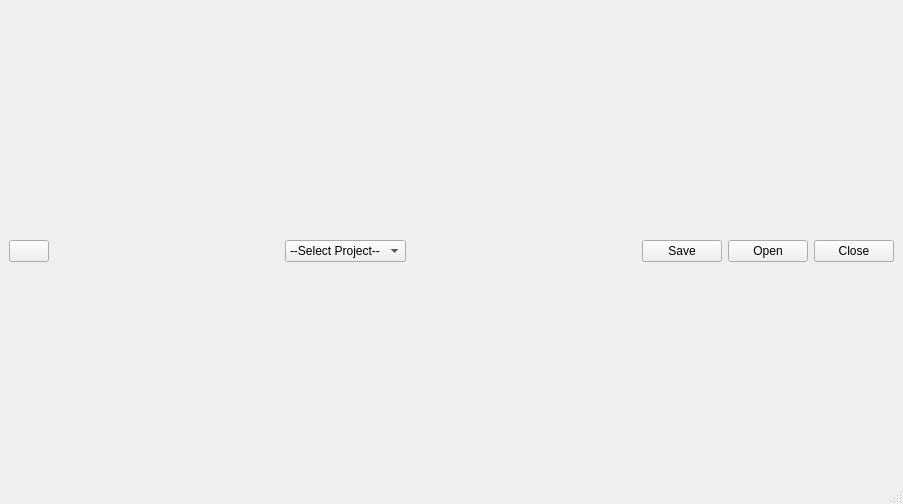
Above: ui/explorer.ui from iceanimations/customui before the change. Below: the same form after it.
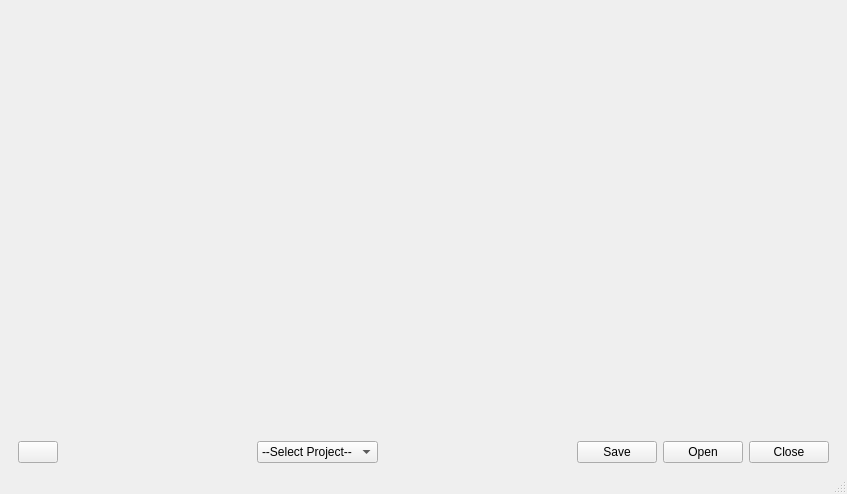
That is the form after the change.

Commit message: fixed height/width restrictions removed from all widgets and splitter added to explorer.ui

The edit to the form file:
```diff
--- a/ui/explorer.ui
+++ b/ui/explorer.ui
@@ -6,8 +6,8 @@
    <rect>
     <x>0</x>
     <y>0</y>
-    <width>903</width>
-    <height>504</height>
+    <width>847</width>
+    <height>494</height>
    </rect>
   </property>
   <property name="windowTitle">
@@ -15,42 +15,18 @@
   </property>
   <widget class="QWidget" name="centralwidget">
    <layout class="QVBoxLayout" name="verticalLayout">
-    <property name="margin">
-     <number>0</number>
-    </property>
     <item>
-     <layout class="QHBoxLayout" name="sdfdsf">
-      <property name="spacing">
-       <number>0</number>
+     <widget class="QSplitter" name="scrollerLayout">
+      <property name="sizePolicy">
+       <sizepolicy hsizetype="Expanding" vsizetype="Expanding">
+        <horstretch>0</horstretch>
+        <verstretch>0</verstretch>
+       </sizepolicy>
       </property>
-      <item>
-       <layout class="QHBoxLayout" name="scrollerLayout">
-        <property name="spacing">
-         <number>2</number>
-        </property>
-       </layout>
-      </item>
-      <item>
-       <layout class="QHBoxLayout" name="horizontalLayout_4">
-        <property name="spacing">
-         <number>0</number>
-        </property>
-        <item>
-         <spacer name="horizontalSpacer_2">
-          <property name="orientation">
-           <enum>Qt::Horizontal</enum>
-          </property>
-          <property name="sizeHint" stdset="0">
-           <size>
-            <width>40</width>
-            <height>20</height>
-           </size>
-          </property>
-         </spacer>
-        </item>
-       </layout>
-      </item>
-     </layout>
+      <property name="orientation">
+       <enum>Qt::Horizontal</enum>
+      </property>
+     </widget>
     </item>
     <item>
      <layout class="QHBoxLayout" name="horizontalLayout">
```
Left out of the diff: 2 changed lines with no effect on the pictures. The commit also changes 2 other files.
